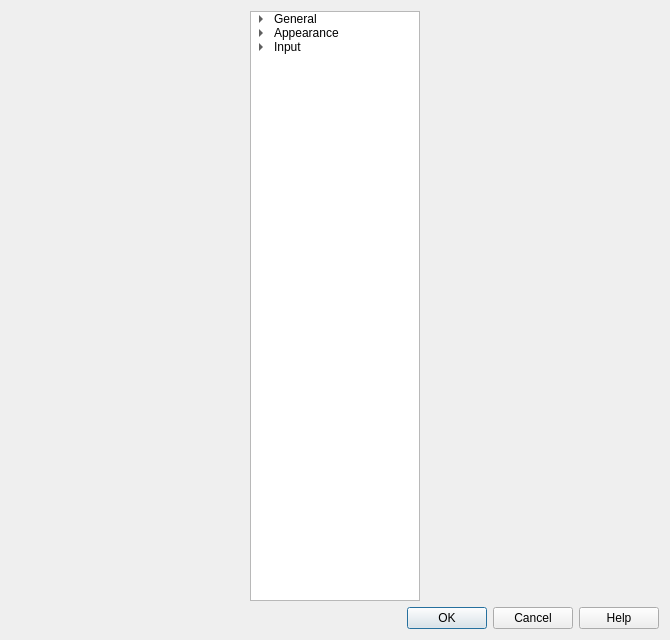
The window that smushclient-qt/cpp/ui/worldprefs.ui (jnbooth/smushclient) describes before a commit, drawn with Qt 5.
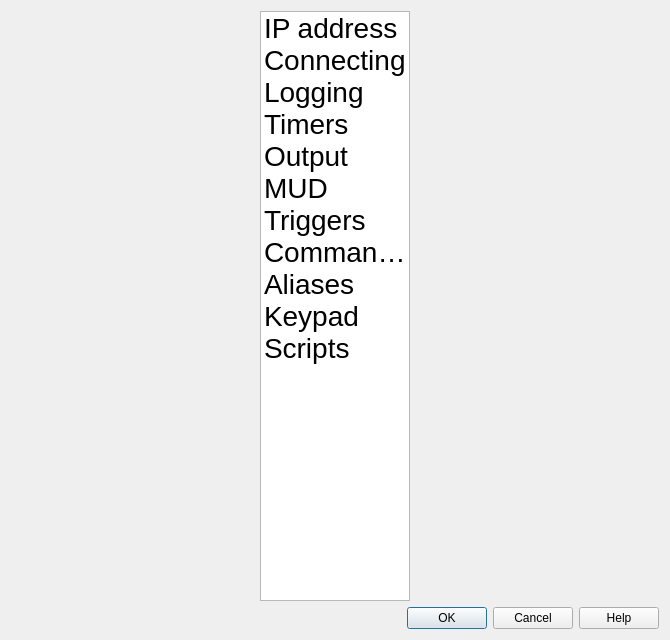
The same window after the commit.

Commit message: stabilize world settings

What changed in the file:
```diff
--- a/smushclient-qt/cpp/ui/worldprefs.ui
+++ b/smushclient-qt/cpp/ui/worldprefs.ui
@@ -20,7 +20,7 @@
    <item>
     <layout class="QHBoxLayout" name="horizontalLayout">
      <item>
-      <widget class="QTreeWidget" name="settings_tree">
+      <widget class="QListWidget" name="settings_list">
        <property name="sizePolicy">
         <sizepolicy hsizetype="Fixed" vsizetype="Expanding">
          <horstretch>0</horstretch>
@@ -29,27 +29,29 @@
        </property>
        <property name="maximumSize">
         <size>
-         <width>170</width>
+         <width>150</width>
          <height>16777215</height>
         </size>
        </property>
-       <property name="itemsExpandable">
+       <property name="font">
+        <font>
+         <pointsize>21</pointsize>
+        </font>
+       </property>
+       <property name="editTriggers">
+        <set>QAbstractItemView::EditTrigger::NoEditTriggers</set>
+       </property>
+       <property name="tabKeyNavigation">
         <bool>true</bool>
        </property>
-       <attribute name="headerVisible">
+       <property name="showDropIndicator" stdset="0">
         <bool>false</bool>
-       </attribute>
-       <column>
-        <property name="text">
-         <string>Setting</string>
-        </property>
-       </column>
-       <item>
-        <property name="text">
-         <string>General</string>
-        </property>
-        <property name="flags">
-         <set>ItemIsDragEnabled|ItemIsDropEnabled|ItemIsUserCheckable|ItemIsEnabled</set>
+       </property>
+       <property name="spacing">
+        <number>3</number>
+       </property>
+       <property name="uniformItemSizes">
+        <bool>true</bool>
         </property>
         <item>
          <property name="text">
@@ -73,27 +75,12 @@
         </item>
         <item>
          <property name="text">
-          <string>Chat</string>
-         </property>
-        </item>
-       </item>
-       <item>
-        <property name="text">
-         <string>Appearance</string>
-        </property>
-        <item>
-         <property name="text">
           <string>Output</string>
          </property>
         </item>
         <item>
          <property name="text">
-          <string>MXP</string>
-         </property>
-        </item>
-        <item>
-         <property name="text">
-          <string>Colour</string>
+         <string>MUD</string>
          </property>
         </item>
         <item>
@@ -101,11 +88,6 @@
           <string>Triggers</string>
          </property>
         </item>
-       </item>
-       <item>
-        <property name="text">
-         <string>Input</string>
-        </property>
         <item>
          <property name="text">
           <string>Commands</string>
@@ -121,6 +103,10 @@
           <string>Keypad</string>
          </property>
         </item>
+       <item>
+        <property name="text">
+         <string>Scripts</string>
+        </property>
        </item>
       </widget>
      </item>
```
Left out of the diff: 2 changed lines with no effect on the pictures. Lines whose indentation alone changed are shown as unchanged. The commit also changes 38 other files.
